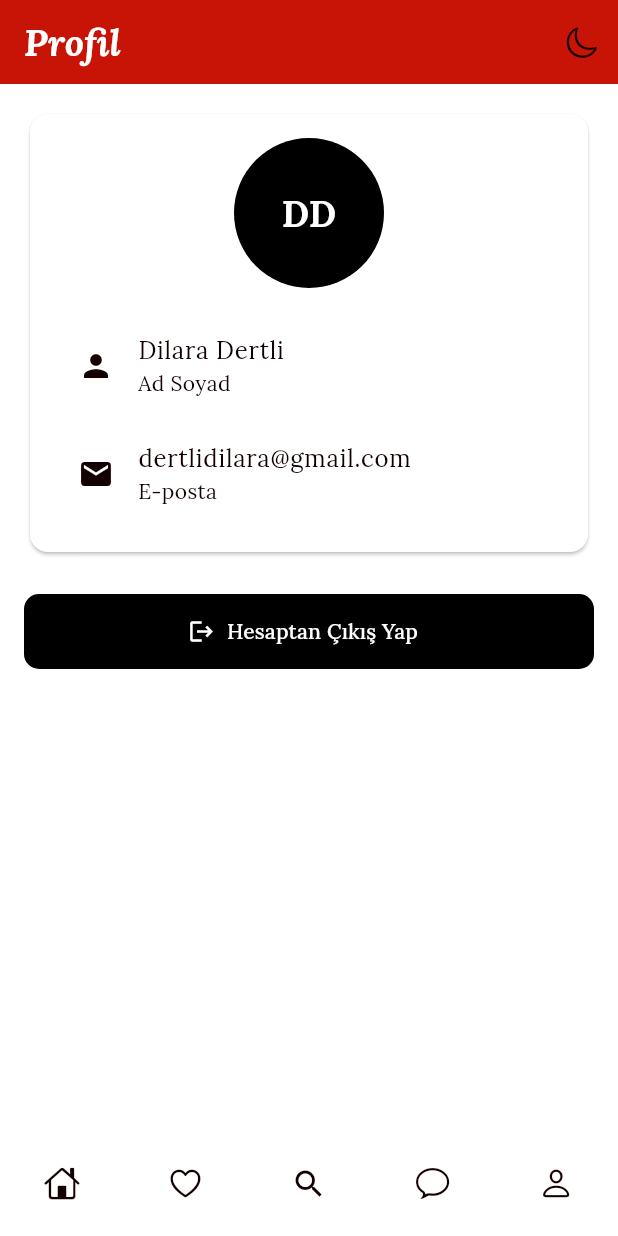
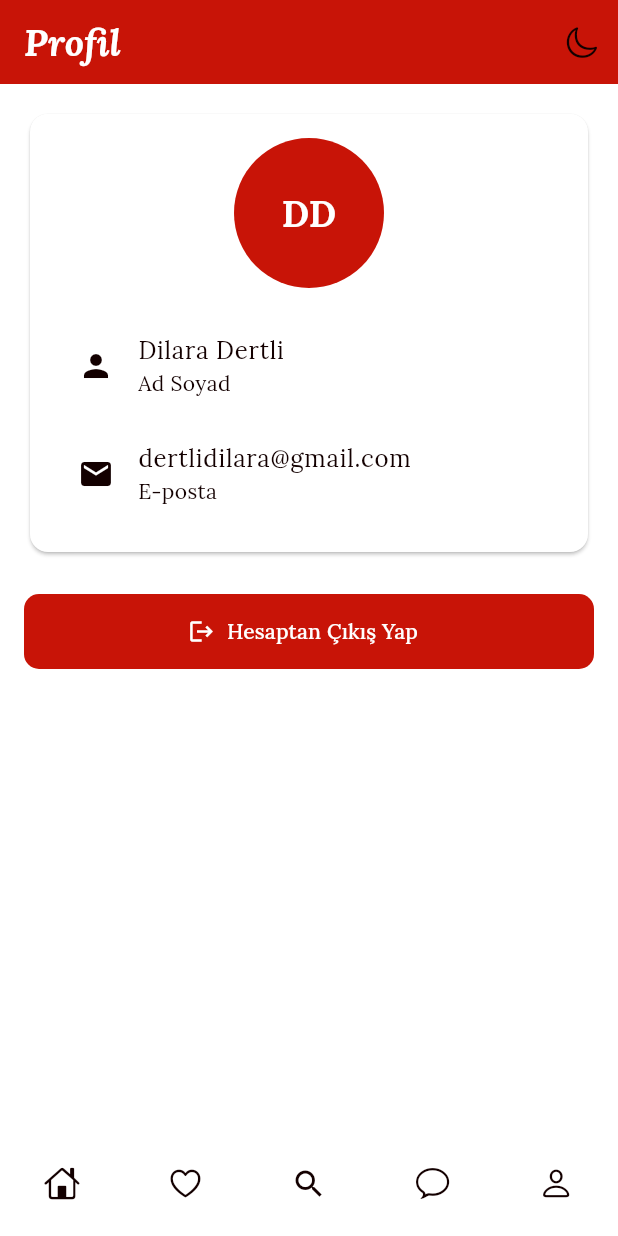
Before and after one commit to dilaradertli/RedRoute, a Flutter app: the ProfileScreen screen opened by its route, on a phone screen of 412 x 824 dp. Run offline on Flutter 3.47's test engine with Material 3 defaults, Android fonts, the phone set to English and light mode, and no system bars; our stand-ins replace go_router, google_fonts, lottie; missing offline and left inert: dotlottie_loader.

Commit message:
Update profile_screen.dart
Gece gündüz modu eklendi.

```diff
--- a/lib/screens/profile_screen.dart
+++ b/lib/screens/profile_screen.dart
@@ -3,7 +3,6 @@ import 'package:flutter/material.dart';
 import 'package:go_router/go_router.dart';
 import 'package:provider/provider.dart';
 
-import '../core/constants.dart';
 import '../core/themes.dart';
 import '../widgets/bottom_menu.dart';
 
@@ -12,21 +11,23 @@ class ProfileScreen extends StatelessWidget {
 
   @override
   Widget build(BuildContext context) {
+    final isDarkMode = context.watch<ThemeProvider>().isDark;
+
     return Scaffold(
-      backgroundColor: Colors.white,
+      backgroundColor: isDarkMode ? darkColors["surface"] : colors["surface"],
       appBar: AppBar(
-        backgroundColor: const Color.fromARGB(255, 200, 20, 7),
+        backgroundColor: isDarkMode ? darkColors["primary"] : colors["primary"],
         title: Text(
           "Profil",
           style: TextStyle(
-              color: Colors.white,
+              color: isDarkMode ? darkColors["onPrimary"] : colors["onPrimary"],
               fontSize: 25,
               fontWeight: FontWeight.bold,
               fontStyle: FontStyle.italic),
         ),
         actions: [
           IconButton(
-            icon: Icon(CupertinoIcons.moon),
+            icon: const Icon(CupertinoIcons.moon),
             onPressed: () {
               context.read<ThemeProvider>().toggleTheme();
             },
@@ -34,48 +35,74 @@ class ProfileScreen extends StatelessWidget {
         ],
       ),
       body: ListView(
-        padding: EdgeInsets.all(16),
+        padding: const EdgeInsets.all(16),
         children: [
           Card(
-            color: Colors.white,
+            color: isDarkMode ? darkColors["surface"] : colors["surface"],
             child: Padding(
-              padding: EdgeInsets.all(16),
+              padding: const EdgeInsets.all(16),
               child: Column(
                 children: [
                   CircleAvatar(
                     radius: 50,
-                    backgroundColor: Colors.black,
+                    backgroundColor:
+                        isDarkMode ? darkColors["primary"] : colors["primary"],
                     child: Text(
                       "DD",
                       style: TextStyle(
                           fontSize: 24,
                           fontWeight: FontWeight.bold,
-                          color: Colors.white),
+                          color: isDarkMode
+                              ? darkColors["onPrimary"]
+                              : colors["onPrimary"]),
                     ),
                   ),
-                  SizedBox(height: 16),
+                  const SizedBox(height: 16),
                   ListTile(
-                    leading: Icon(Icons.person),
-                    title: Text("Dilara Dertli"),
-                    subtitle: Text("Ad Soyad"),
+                    leading: Icon(Icons.person,
+                        color: isDarkMode
+                            ? darkColors["onSurface"]
+                            : colors["onSurface"]),
+                    title: Text("Dilara Dertli",
+                        style: TextStyle(
+                            color: isDarkMode
+                                ? darkColors["onSurface"]
+                                : colors["onSurface"])),
+                    subtitle: Text("Ad Soyad",
+                        style: TextStyle(
+                            color: isDarkMode
+                                ? darkColors["onSurface"]
+                                : colors["onSurface"])),
                   ),
                   ListTile(
-                    leading: Icon(Icons.email),
-                    title: Text("dertlidilara@gmail.com"),
-                    subtitle: Text("E-posta"),
+                    leading: Icon(Icons.email,
+                        color: isDarkMode
+                            ? darkColors["onSurface"]
+                            : colors["onSurface"]),
+                    title: Text("dertlidilara@gmail.com",
+                        style: TextStyle(
+                            color: isDarkMode
+                                ? darkColors["onSurface"]
+                                : colors["onSurface"])),
+                    subtitle: Text("E-posta",
+                        style: TextStyle(
+                            color: isDarkMode
+                                ? darkColors["onSurface"]
+                                : colors["onSurface"])),
                   ),
                 ],
               ),
             ),
           ),
-          SizedBox(height: 24),
+          const SizedBox(height: 24),
           FilledButton.icon(
             onPressed: () {},
-            icon: Icon(Icons.logout),
-            label: Text("Hesaptan Çıkış Yap"),
+            icon: const Icon(Icons.logout),
+            label: const Text("Hesaptan Çıkış Yap"),
             style: FilledButton.styleFrom(
-              backgroundColor: Colors.black,
-              minimumSize: Size(double.infinity, 50),
+              backgroundColor:
+                  isDarkMode ? darkColors["primary"] : colors["primary"],
+              minimumSize: const Size(double.infinity, 50),
               shape: RoundedRectangleBorder(
                 borderRadius: BorderRadius.circular(10),
               ),
@@ -84,15 +111,22 @@ class ProfileScreen extends StatelessWidget {
           if (context.canPop())
             TextButton.icon(
               onPressed: () => context.pop(),
-              icon: Icon(Icons.arrow_back),
-              label: Text("Geri Dön"),
+              icon: Icon(Icons.arrow_back,
+                  color: isDarkMode
+                      ? darkColors["onSurface"]
+                      : colors["onSurface"]),
+              label: Text("Geri Dön",
+                  style: TextStyle(
+                      color: isDarkMode
+                          ? darkColors["onSurface"]
+                          : colors["onSurface"])),
               style: TextButton.styleFrom(
-                minimumSize: Size(double.infinity, 50),
+                minimumSize: const Size(double.infinity, 50),
               ),
             ),
         ],
       ),
-      bottomNavigationBar: BottomMenu(),
+      bottomNavigationBar: const BottomMenu(),
     );
   }
 }
```
